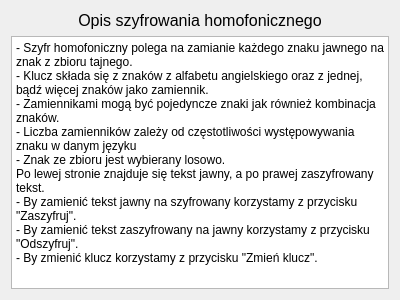
Qt form Szyfr_Homofoniczny/descriptiondialog.ui (Yorlock/Podstawy_Kryprografii) before a commit.
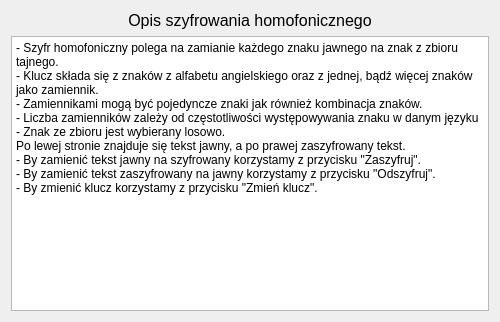
The same form after that commit.

```diff
--- a/Szyfr_Homofoniczny/descriptiondialog.ui
+++ b/Szyfr_Homofoniczny/descriptiondialog.ui
@@ -6,8 +6,8 @@
    <rect>
     <x>0</x>
     <y>0</y>
-    <width>400</width>
-    <height>300</height>
+    <width>500</width>
+    <height>322</height>
    </rect>
   </property>
   <property name="maximumSize">
```
